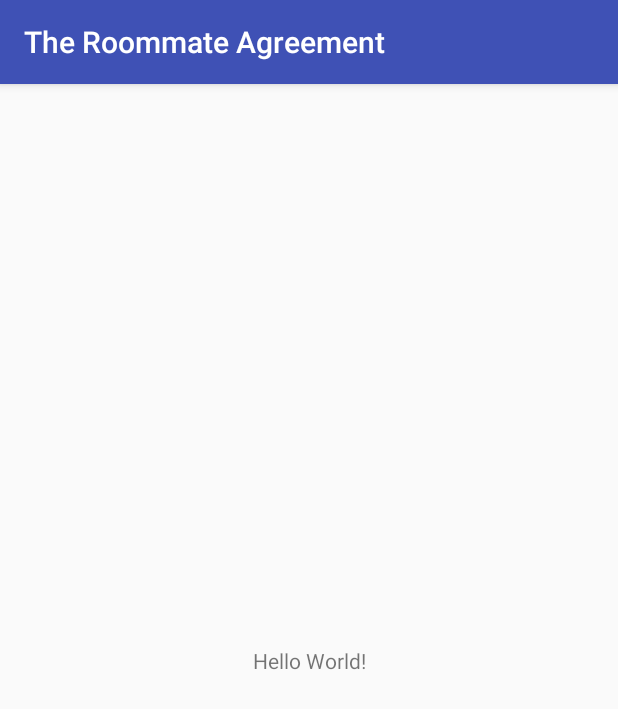
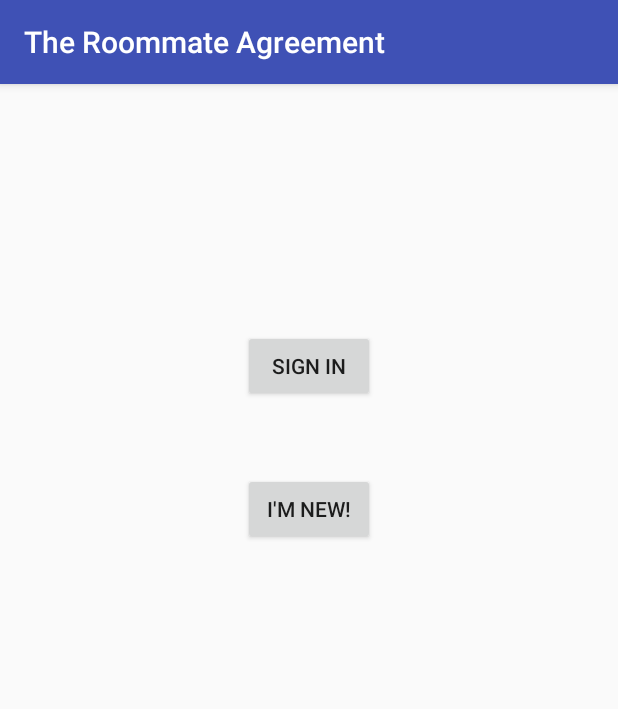
Before and after one commit to abhishekvjoshi/The-Roommate-Agreement, an Android app: the screen it shows after launch (MainActivity), on a phone screen of 412 x 824 dp. Shown: the top 709 px of the screen. Run offline under Robolectric (Android 15) with nearby library versions, the phone set to English and light mode, and no system bars; our stand-ins replace Firebase (no records; nobody signed in at launch, a user with empty details on screens opened directly); libraries missing offline, so code that uses them is left out: com.firebase.ui.

Commit message:
Messing around to learn android app dev

```diff
--- a/TheRoommateAgreement/app/build.gradle
+++ b/TheRoommateAgreement/app/build.gradle
@@ -25,6 +25,12 @@ dependencies {
     testImplementation 'junit:junit:4.12'
     androidTestImplementation 'com.android.support.test:runner:1.0.1'
     androidTestImplementation 'com.android.support.test.espresso:espresso-core:3.0.1'
+    compile 'com.google.firebase:firebase-auth:11.8.0'
+    compile 'com.google.firebase:firebase-storage:11.8.0'
+    compile 'com.google.firebase:firebase-messaging:11.8.0'
+    compile 'com.google.firebase:firebase-database:11.8.0'
+    compile 'com.google.firebase:firebase-core:11.8.0'
+    compile 'com.firebaseui:firebase-ui-auth:3.1.3'
 }
 
 apply plugin: 'com.google.gms.google-services'
--- a/TheRoommateAgreement/app/src/main/java/com/dreams/theroommateagreement/MainActivity.java
+++ b/TheRoommateAgreement/app/src/main/java/com/dreams/theroommateagreement/MainActivity.java
@@ -2,6 +2,9 @@ package com.dreams.theroommateagreement;
 
 import android.support.v7.app.AppCompatActivity;
 import android.os.Bundle;
+import com.google.firebase.auth.FirebaseAuth;
+import com.google.firebase.auth.FirebaseUser;
+import com.firebase.ui.auth.AuthUI;
 
 public class MainActivity extends AppCompatActivity {
 
--- a/TheRoommateAgreement/app/src/main/res/layout/activity_main.xml
+++ b/TheRoommateAgreement/app/src/main/res/layout/activity_main.xml
@@ -6,13 +6,23 @@
     android:layout_height="match_parent"
     tools:context="com.dreams.theroommateagreement.MainActivity">
 
-    <TextView
+    <Button
+        android:id="@+id/button1"
         android:layout_width="wrap_content"
         android:layout_height="wrap_content"
-        android:text="Hello World!"
-        app:layout_constraintBottom_toBottomOf="parent"
-        app:layout_constraintLeft_toLeftOf="parent"
-        app:layout_constraintRight_toRightOf="parent"
+        android:layout_marginTop="47dp"
+        android:text="I'm New!"
+        app:layout_constraintStart_toStartOf="@+id/button2"
+        app:layout_constraintTop_toBottomOf="@+id/button2" />
+
+    <Button
+        android:id="@+id/button2"
+        android:layout_width="wrap_content"
+        android:layout_height="wrap_content"
+        android:layout_marginTop="164dp"
+        android:text="Sign In"
+        app:layout_constraintEnd_toEndOf="parent"
+        app:layout_constraintStart_toStartOf="parent"
         app:layout_constraintTop_toTopOf="parent" />
 
 </android.support.constraint.ConstraintLayout>
```
